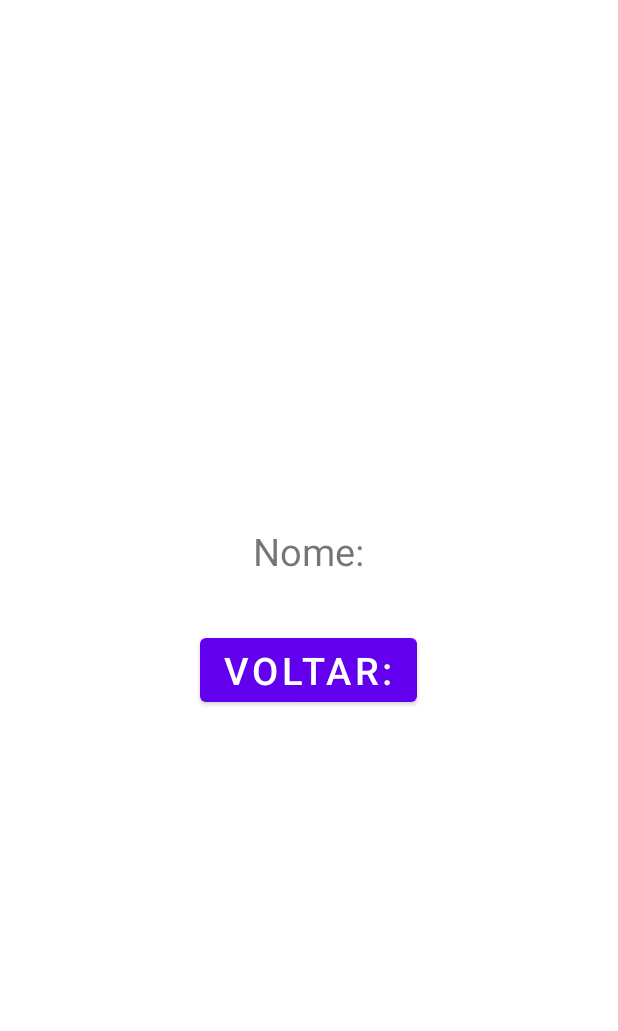
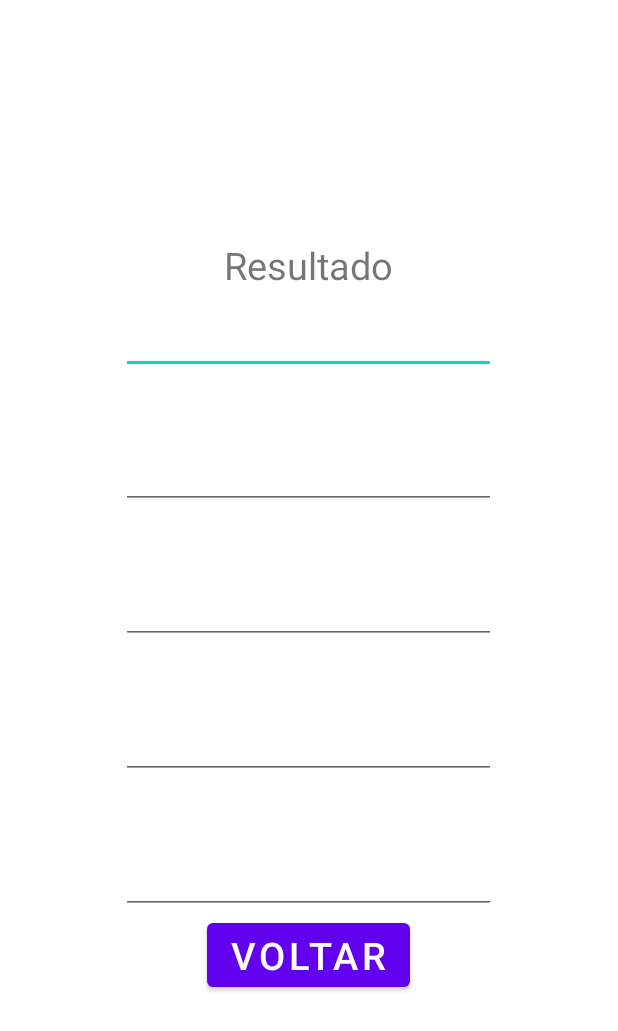
Before and after one commit to yTrosky/Revisao_2_Semestre, an Android app: the layout activity_resultado.xml on its own in the app's theme, with its tools: preview values and no code run, on a phone screen of 412 x 824 dp. Shown: the top 1031 px of the screen. Run offline under Robolectric (Android 15) with nearby library versions, the phone set to English and light mode, and no system bars.

```diff
--- a/app/src/main/res/layout/activity_resultado.xml
+++ b/app/src/main/res/layout/activity_resultado.xml
@@ -7,19 +7,75 @@
     android:orientation="vertical">
 
     <TextView
-        android:id="@+id/txtNome"
-        android:layout_width="wrap_content"
-        android:layout_height="wrap_content"
-        android:layout_gravity="center_horizontal"
-        android:text="@string/txtNome"
-        android:textSize="25dp"/>
-
-    <TextView
         android:id="@+id/txtResultado"
         android:layout_width="wrap_content"
         android:layout_height="wrap_content"
         android:layout_gravity="center_horizontal"
+        android:text="@string/txtResultado"
         android:textSize="25dp"/>
+
+    <EditText
+        android:id="@+id/edtResultado"
+        android:layout_gravity="center_horizontal"
+        android:layout_width="250dp"
+        android:layout_height="wrap_content"
+        android:textSize="25dp" />
+
+    <TextView
+        android:id="@+id/txtEnderecos"
+        android:layout_width="wrap_content"
+        android:layout_height="wrap_content"
+        android:layout_gravity="center_horizontal"
+        android:textSize="25dp"/>
+
+    <EditText
+        android:id="@+id/edtEnderecos"
+        android:layout_gravity="center_horizontal"
+        android:layout_width="250dp"
+        android:layout_height="wrap_content"
+        android:textSize="25dp" />
+
+    <TextView
+        android:id="@+id/txtBairros"
+        android:layout_width="wrap_content"
+        android:layout_height="wrap_content"
+        android:layout_gravity="center_horizontal"
+        android:textSize="25dp"/>
+
+    <EditText
+        android:id="@+id/edtBairros"
+        android:layout_gravity="center_horizontal"
+        android:layout_width="250dp"
+        android:layout_height="wrap_content"
+        android:textSize="25dp" />
+
+    <TextView
+        android:id="@+id/txtCeps"
+        android:layout_width="wrap_content"
+        android:layout_height="wrap_content"
+        android:layout_gravity="center_horizontal"
+        android:textSize="25dp"/>
+
+    <EditText
+        android:id="@+id/edtCeps"
+        android:layout_gravity="center_horizontal"
+        android:layout_width="250dp"
+        android:layout_height="wrap_content"
+        android:textSize="25dp" />
+
+    <TextView
+        android:id="@+id/txtCidades"
+        android:layout_width="wrap_content"
+        android:layout_height="wrap_content"
+        android:layout_gravity="center_horizontal"
+        android:textSize="25dp"/>
+
+    <EditText
+        android:id="@+id/edtCidades"
+        android:layout_gravity="center_horizontal"
+        android:layout_width="250dp"
+        android:layout_height="wrap_content"
+        android:textSize="25dp" />
 
     <Button
         android:id="@+id/btnVoltar"
@@ -28,4 +84,4 @@
         android:layout_gravity="center_horizontal"
         android:text="@string/btnVoltar"
         android:textSize="25dp"/>
-    </LinearLayout>
+</LinearLayout>
```
Also changed, not shown: app/src/main/java/com/example/revisao/MainActivity.kt (+18 -6 lines), app/src/main/java/com/example/revisao/Resultado.kt (+21 -0 lines), app/src/main/res/values/strings.xml (+8 -12 lines).
